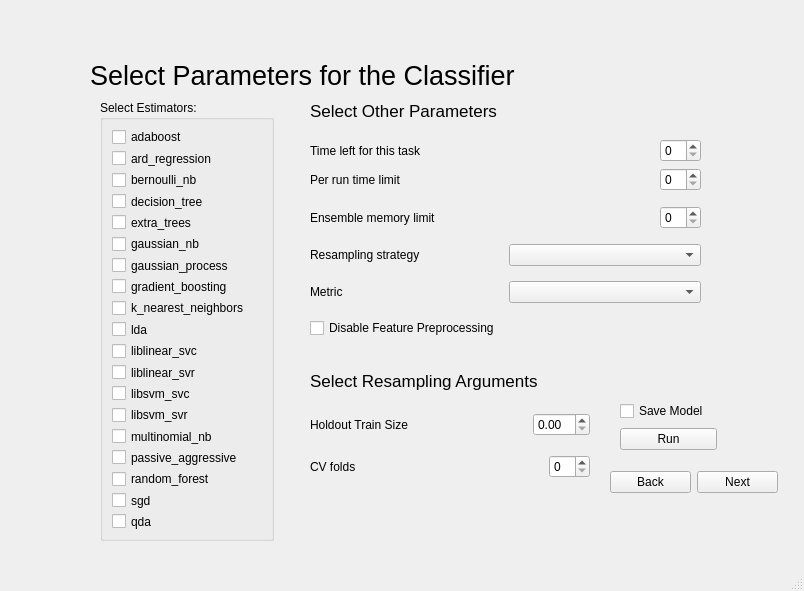
The window that guiv1.ui (ggrkp/projectv1) describes before a commit, drawn with Qt 5.
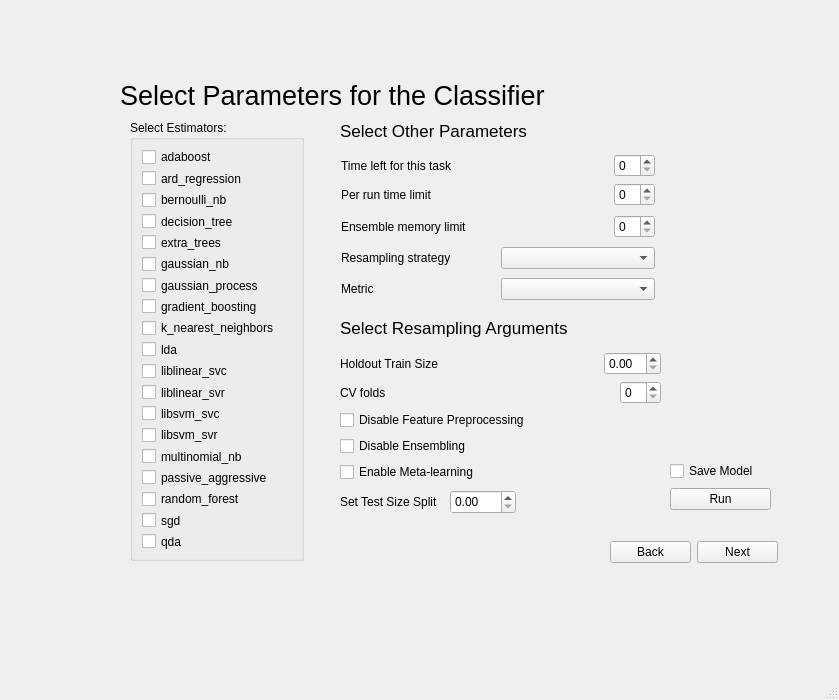
The same window after the commit. The open tabs and pages were chosen to show the change.

Patch:
```diff
--- a/guiv1.ui
+++ b/guiv1.ui
@@ -6,8 +6,8 @@
    <rect>
     <x>0</x>
     <y>0</y>
-    <width>804</width>
-    <height>591</height>
+    <width>839</width>
+    <height>700</height>
    </rect>
   </property>
   <property name="windowTitle">
@@ -17,14 +17,14 @@
    <widget class="QStackedWidget" name="stackedWidget">
     <property name="geometry">
      <rect>
-      <x>50</x>
-      <y>10</y>
-      <width>731</width>
-      <height>561</height>
+      <x>80</x>
+      <y>30</y>
+      <width>701</width>
+      <height>581</height>
      </rect>
     </property>
     <property name="currentIndex">
-     <number>2</number>
+     <number>3</number>
     </property>
     <widget class="QWidget" name="page">
      <widget class="QWidget" name="layoutWidget">
@@ -262,11 +262,11 @@
      </widget>
     </widget>
     <widget class="QWidget" name="page_5">
-     <widget class="QWidget" name="">
+     <widget class="QWidget" name="layoutWidget">
       <property name="geometry">
        <rect>
-        <x>470</x>
-        <y>470</y>
+        <x>390</x>
+        <y>300</y>
         <width>112</width>
         <height>54</height>
        </rect>
@@ -288,58 +288,69 @@
        </item>
       </layout>
      </widget>
-     <widget class="QWidget" name="">
+     <widget class="QTextEdit" name="textEdit">
       <property name="geometry">
        <rect>
-        <x>290</x>
-        <y>500</y>
-        <width>168</width>
-        <height>25</height>
+        <x>280</x>
+        <y>80</y>
+        <width>311</width>
+        <height>221</height>
        </rect>
       </property>
-      <layout class="QHBoxLayout" name="horizontalLayout_12">
-       <item>
-        <widget class="QPushButton" name="pushButton">
-         <property name="text">
-          <string>Back</string>
-         </property>
-        </widget>
-       </item>
-       <item>
-        <widget class="QPushButton" name="pushButton_2">
-         <property name="text">
-          <string>Load Model</string>
-         </property>
-        </widget>
-       </item>
-      </layout>
      </widget>
-     <widget class="QWidget" name="">
+     <widget class="QLabel" name="label_17">
       <property name="geometry">
        <rect>
-        <x>20</x>
-        <y>20</y>
-        <width>258</width>
+        <x>22</x>
+        <y>22</y>
+        <width>104</width>
+        <height>18</height>
+       </rect>
+      </property>
+      <property name="font">
+       <font>
+        <pointsize>11</pointsize>
+       </font>
+      </property>
+      <property name="text">
+       <string>Saved Models</string>
+      </property>
+     </widget>
+     <widget class="QTableWidget" name="dbTable">
+      <property name="geometry">
+       <rect>
+        <x>22</x>
+        <y>46</y>
+        <width>256</width>
         <height>501</height>
        </rect>
       </property>
-      <layout class="QGridLayout" name="gridLayout_4">
-       <item row="0" column="0">
-        <widget class="QLabel" name="label_17">
-         <property name="font">
-          <font>
-           <pointsize>11</pointsize>
-          </font>
-         </property>
-         <property name="text">
-          <string>Saved Models</string>
-         </property>
-        </widget>
-       </item>
-       <item row="1" column="0">
-        <widget class="QTableWidget" name="dbTable"/>
-       </item>
-      </layout>
+     </widget>
+     <widget class="QPushButton" name="pushButton">
+      <property name="geometry">
+       <rect>
+        <x>410</x>
+        <y>360</y>
+        <width>80</width>
+        <height>23</height>
+       </rect>
+      </property>
+      <property name="text">
+       <string>Back</string>
+      </property>
+     </widget>
+     <widget class="QPushButton" name="pushButton_2">
+      <property name="geometry">
+       <rect>
+        <x>280</x>
+        <y>50</y>
+        <width>80</width>
+        <height>23</height>
+       </rect>
+      </property>
+      <property name="text">
+       <string>Load Model</string>
+      </property>
      </widget>
     </widget>
     <widget class="QWidget" name="page_3">
@@ -379,24 +390,6 @@
        <string>Select Other Parameters</string>
       </property>
      </widget>
-     <widget class="QLabel" name="label_16">
-      <property name="geometry">
-       <rect>
-        <x>260</x>
-        <y>360</y>
-        <width>261</width>
-        <height>21</height>
-       </rect>
-      </property>
-      <property name="font">
-       <font>
-        <pointsize>13</pointsize>
-       </font>
-      </property>
-      <property name="text">
-       <string>Select Resampling Arguments</string>
-      </property>
-     </widget>
      <widget class="QGroupBox" name="groupBox">
       <property name="geometry">
        <rect>
@@ -548,10 +541,85 @@
      <widget class="QWidget" name="layoutWidget">
       <property name="geometry">
        <rect>
+        <x>590</x>
+        <y>430</y>
+        <width>101</width>
+        <height>52</height>
+       </rect>
+      </property>
+      <layout class="QVBoxLayout" name="verticalLayout_2">
+       <item>
+        <widget class="QCheckBox" name="savemodel_Box">
+         <property name="text">
+          <string>Save Model</string>
+         </property>
+        </widget>
+       </item>
+       <item>
+        <widget class="QPushButton" name="run_Button">
+         <property name="text">
+          <string>Run</string>
+         </property>
+        </widget>
+       </item>
+      </layout>
+     </widget>
+     <widget class="QWidget" name="layoutWidget">
+      <property name="geometry">
+       <rect>
+        <x>530</x>
+        <y>510</y>
+        <width>168</width>
+        <height>25</height>
+       </rect>
+      </property>
+      <layout class="QHBoxLayout" name="horizontalLayout_11">
+       <item>
+        <widget class="QPushButton" name="backButton2">
+         <property name="text">
+          <string>Back</string>
+         </property>
+        </widget>
+       </item>
+       <item>
+        <widget class="QPushButton" name="nextButton2">
+         <property name="text">
+          <string>Next</string>
+         </property>
+        </widget>
+       </item>
+      </layout>
+     </widget>
+     <widget class="QDoubleSpinBox" name="test_sz_box">
+      <property name="geometry">
+       <rect>
+        <x>370</x>
+        <y>460</y>
+        <width>66</width>
+        <height>24</height>
+       </rect>
+      </property>
+     </widget>
+     <widget class="QLabel" name="label_14">
+      <property name="geometry">
+       <rect>
         <x>260</x>
-        <y>120</y>
-        <width>391</width>
-        <height>221</height>
+        <y>460</y>
+        <width>110</width>
+        <height>24</height>
+       </rect>
+      </property>
+      <property name="text">
+       <string>Set Test Size Split</string>
+      </property>
+     </widget>
+     <widget class="QWidget" name="">
+      <property name="geometry">
+       <rect>
+        <x>261</x>
+        <y>121</y>
+        <width>314</width>
+        <height>154</height>
        </rect>
       </property>
       <layout class="QVBoxLayout" name="verticalLayout_9">
@@ -655,133 +723,115 @@
          </item>
         </layout>
        </item>
-       <item>
-        <widget class="QCheckBox" name="checkBox_16">
-         <property name="text">
-          <string>Disable Feature Preprocessing</string>
-         </property>
-        </widget>
-       </item>
       </layout>
      </widget>
-     <widget class="QWidget" name="layoutWidget">
+     <widget class="QWidget" name="">
       <property name="geometry">
        <rect>
         <x>260</x>
-        <y>390</y>
-        <width>280</width>
-        <height>91</height>
+        <y>280</y>
+        <width>321</width>
+        <height>172</height>
        </rect>
       </property>
-      <layout class="QVBoxLayout" name="verticalLayout_3">
+      <layout class="QVBoxLayout" name="verticalLayout_10">
        <item>
-        <layout class="QHBoxLayout" name="horizontalLayout_10">
+        <widget class="QLabel" name="label_16">
+         <property name="font">
+          <font>
+           <pointsize>13</pointsize>
+          </font>
+         </property>
+         <property name="text">
+          <string>Select Resampling Arguments</string>
+         </property>
+        </widget>
+       </item>
+       <item>
+        <layout class="QVBoxLayout" name="verticalLayout_3">
          <item>
-          <widget class="QLabel" name="label_12">
-           <property name="text">
-            <string>Holdout Train Size</string>
-           </property>
-          </widget>
+          <layout class="QHBoxLayout" name="horizontalLayout_10">
+           <item>
+            <widget class="QLabel" name="label_12">
+             <property name="text">
+              <string>Holdout Train Size</string>
+             </property>
+            </widget>
+           </item>
+           <item>
+            <spacer name="horizontalSpacer_6">
+             <property name="orientation">
+              <enum>Qt::Horizontal</enum>
+             </property>
+             <property name="sizeHint" stdset="0">
+              <size>
+               <width>88</width>
+               <height>20</height>
+              </size>
+             </property>
+            </spacer>
+           </item>
+           <item>
+            <widget class="QDoubleSpinBox" name="holdout_box"/>
+           </item>
+          </layout>
          </item>
          <item>
-          <spacer name="horizontalSpacer_6">
-           <property name="orientation">
-            <enum>Qt::Horizontal</enum>
-           </property>
-           <property name="sizeHint" stdset="0">
-            <size>
-             <width>88</width>
-             <height>20</height>
-            </size>
-           </property>
-          </spacer>
+          <layout class="QHBoxLayout" name="horizontalLayout_9">
+           <item>
+            <widget class="QLabel" name="label_11">
+             <property name="text">
+              <string>CV folds</string>
+             </property>
+            </widget>
+           </item>
+           <item>
+            <spacer name="horizontalSpacer_5">
+             <property name="orientation">
+              <enum>Qt::Horizontal</enum>
+             </property>
+             <property name="sizeHint" stdset="0">
+              <size>
+               <width>88</width>
+               <height>20</height>
+              </size>
+             </property>
+            </spacer>
+           </item>
+           <item>
+            <widget class="QSpinBox" name="cvfoldsBox"/>
+           </item>
+          </layout>
          </item>
-         <item>
-          <widget class="QDoubleSpinBox" name="holdout_box"/>
-         </item>
         </layout>
        </item>
        <item>
-        <layout class="QHBoxLayout" name="horizontalLayout_9">
+        <layout class="QVBoxLayout" name="verticalLayout_8">
          <item>
-          <widget class="QLabel" name="label_11">
+          <widget class="QCheckBox" name="checkBox_16">
            <property name="text">
-            <string>CV folds</string>
+            <string>Disable Feature Preprocessing</string>
            </property>
           </widget>
          </item>
          <item>
-          <spacer name="horizontalSpacer_5">
-           <property name="orientation">
-            <enum>Qt::Horizontal</enum>
+          <widget class="QCheckBox" name="ensembling_checkbox">
+           <property name="text">
+            <string>Disable Ensembling</string>
            </property>
-           <property name="sizeHint" stdset="0">
-            <size>
-             <width>88</width>
-             <height>20</height>
-            </size>
-           </property>
-          </spacer>
+          </widget>
          </item>
          <item>
-          <widget class="QSpinBox" name="cvfoldsBox"/>
+          <widget class="QCheckBox" name="metalearning_checkbox">
+           <property name="text">
+            <string>Enable Meta-learning</string>
+           </property>
+          </widget>
          </item>
         </layout>
        </item>
       </layout>
      </widget>
-     <widget class="QWidget" name="">
-      <property name="geometry">
-       <rect>
-        <x>570</x>
-        <y>390</y>
-        <width>97</width>
-        <height>52</height>
-       </rect>
-      </property>
-      <layout class="QVBoxLayout" name="verticalLayout_2">
-       <item>
-        <widget class="QCheckBox" name="savemodel_Box">
-         <property name="text">
-          <string>Save Model</string>
-         </property>
-        </widget>
-       </item>
-       <item>
-        <widget class="QPushButton" name="run_Button">
-         <property name="text">
-          <string>Run</string>
-         </property>
-        </widget>
-       </item>
-      </layout>
-     </widget>
-     <widget class="QWidget" name="">
-      <property name="geometry">
-       <rect>
-        <x>560</x>
-        <y>460</y>
-        <width>168</width>
-        <height>25</height>
-       </rect>
-      </property>
-      <layout class="QHBoxLayout" name="horizontalLayout_11">
-       <item>
-        <widget class="QPushButton" name="backButton2">
-         <property name="text">
-          <string>Back</string>
-         </property>
-        </widget>
-       </item>
-       <item>
-        <widget class="QPushButton" name="nextButton2">
-         <property name="text">
-          <string>Next</string>
-         </property>
-        </widget>
-       </item>
-      </layout>
-     </widget>
     </widget>
     <widget class="QWidget" name="page_4"/>
    </widget>
```
Left out of the diff: 219 changed lines with no effect on the pictures.
